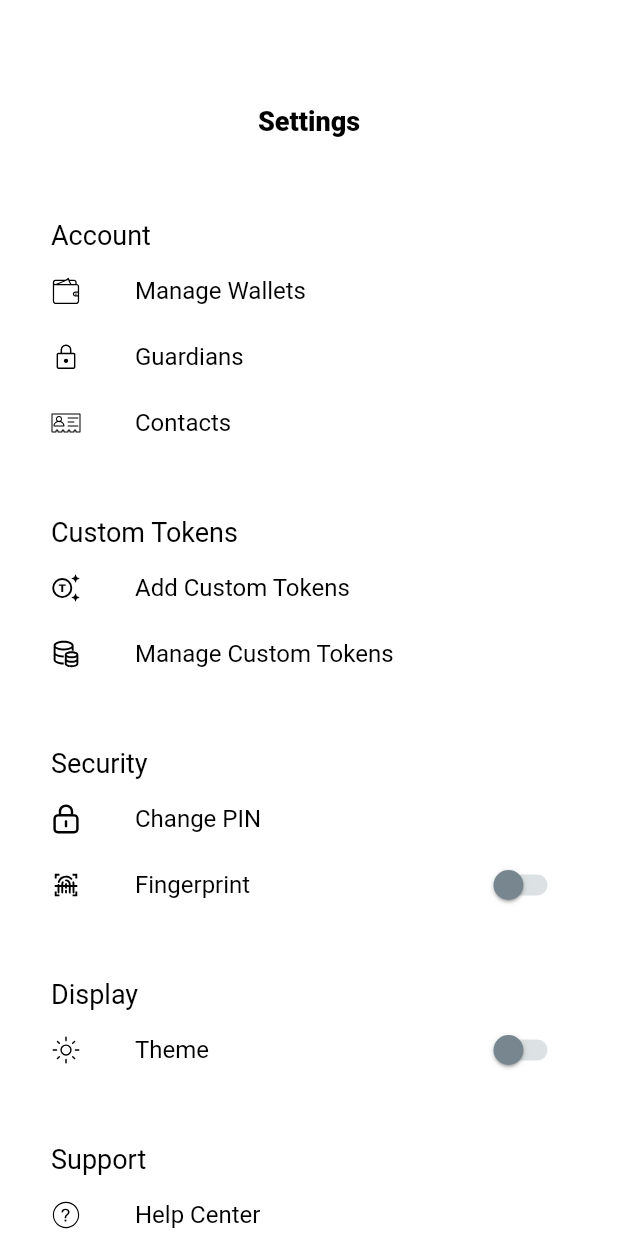
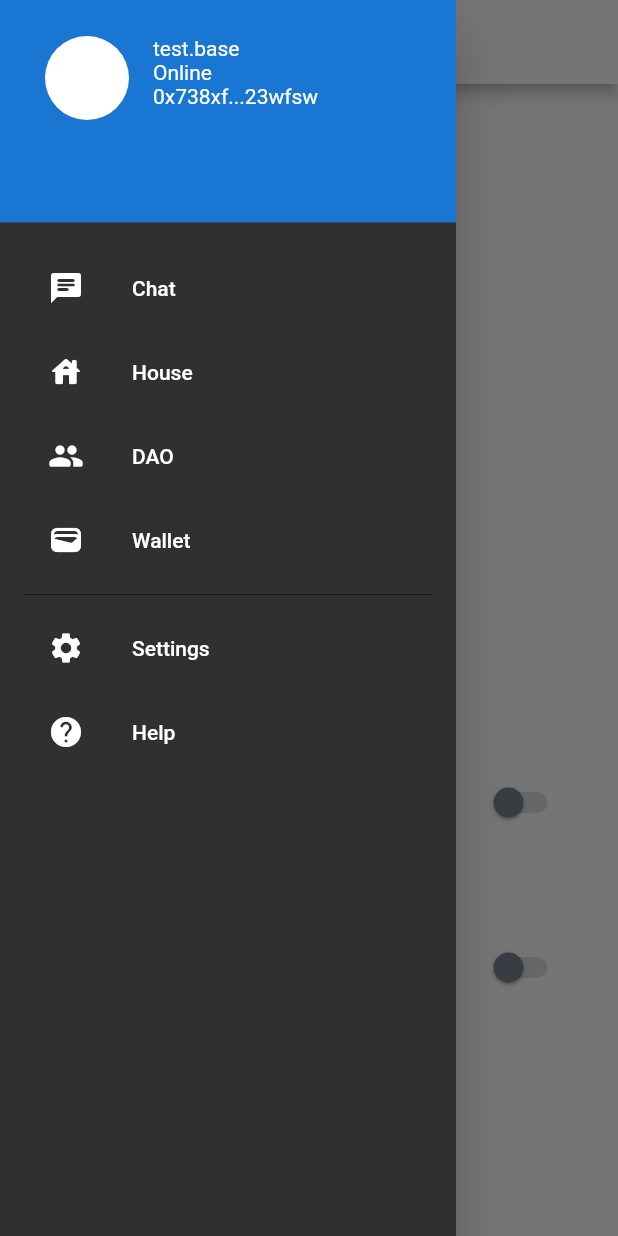
Before and after one commit to Base-Technology/Base-mobile, a Flutter app: the SettingsMain screen opened directly, with the side drawer open (before the commit the screen has no drawer), on a phone screen of 412 x 824 dp. Run offline on Flutter 3.47's test engine with Material 2 defaults, Android fonts, the phone set to English and light mode, and no system bars; our stand-ins replace flutter_svg, font_awesome_flutter, persistent_bottom_nav_bar_v2, qr_flutter; missing offline and left inert: clipboard, flutter_barcode_scanner, k_chart, sticky_grouped_list; network calls fail; Roboto replaces fonts that are missing (Karla).

Commit message:
feat: Added navigation drawer and made some changes on Swap page

```diff
--- /dev/null
+++ b/lib/Homepage/NavigationDrawer.dart
@@ -0,0 +1,107 @@
+import 'package:acy_ipay/Chat/chat_main.dart';
+import 'package:acy_ipay/Homepage/main_page.dart';
+import 'package:acy_ipay/Settings/settings_main.dart';
+import 'package:flutter/cupertino.dart';
+import 'package:flutter/material.dart';
+
+class NavigationDrawer extends StatelessWidget {
+  const NavigationDrawer({Key? key}) : super(key: key);
+
+  @override
+  Widget build(BuildContext context) {
+    Widget buildHeader(BuildContext context) => Material(
+      color: Colors.blue.shade700,
+      child: Container(
+        height: MediaQuery.of(context).size.height * 0.18,
+        padding: EdgeInsets.only(
+          left: 30,
+          top: 24 + MediaQuery.of(context).padding.top
+        ),
+        child: Row(
+          crossAxisAlignment: CrossAxisAlignment.start,
+          children: [
+            CircleAvatar(
+              radius: 28,
+              backgroundColor: Colors.white,
+            ),
+            SizedBox(width: 16),
+            Column(
+              crossAxisAlignment: CrossAxisAlignment.start,
+              children: [
+                Text('test.base'),
+                Text('Online'),
+                Text('0x738xf...23wfsw')
+              ]
+            ),
+          ],
+        ),
+      ),
+    );
+
+    Widget buildMenuItems(BuildContext context) => Container(
+      padding: EdgeInsets.all(16),
+      child: Wrap(
+          children: [
+            ListTile(
+              leading: Icon(Icons.chat_rounded),
+              title: Text('Chat'),
+              onTap: () => Navigator.of(context).pushReplacement(MaterialPageRoute(builder: (context) => const ChatMain())),
+            ),
+            ListTile(
+              leading: Icon(Icons.house_rounded),
+              title: Text('House'),
+              onTap: () {
+                Navigator.pop(context);
+                Navigator.of(context).push(MaterialPageRoute(builder: (context) => const ChatMain()));
+              },
+            ),
+            ListTile(
+              leading: Icon(Icons.people_rounded),
+              title: Text('DAO'),
+              onTap: () {
+                Navigator.pop(context);
+                Navigator.of(context).push(MaterialPageRoute(builder: (context) => const ChatMain()));
+              },
+            ),
+            ListTile(
+              leading: Icon(Icons.wallet_rounded),
+              title: Text('Wallet'),
+              onTap: () {
+                Navigator.pop(context);
+                Navigator.of(context).push(MaterialPageRoute(builder: (context) => const HomePage()));
+              },
+            ),
+            const Divider(color: Colors.black54),
+            ListTile(
+              leading: Icon(Icons.settings),
+              title: Text('Settings'),
+              onTap: () {
+                Navigator.pop(context);
+                Navigator.of(context).push(MaterialPageRoute(builder: (context) => const SettingsMain()));
+              },
+            ),
+            ListTile(
+              leading: Icon(Icons.help_rounded),
+              title: Text('Help'),
+              onTap: () {
+                Navigator.pop(context);
+                Navigator.of(context).push(MaterialPageRoute(builder: (context) => const ChatMain()));
+              },
+            ),
+          ],
+      ),
+    );
+
+    return Drawer(
+      child: SingleChildScrollView(
+        child: Column(
+          crossAxisAlignment: CrossAxisAlignment.stretch,
+          children: <Widget>[
+            buildHeader(context),
+            buildMenuItems(context),
+          ],
+        ),
+      )
+    );
+  }
+}
--- a/lib/Settings/settings_main.dart
+++ b/lib/Settings/settings_main.dart
@@ -1,3 +1,4 @@
+import 'package:acy_ipay/Homepage/NavigationDrawer.dart';
 import 'package:acy_ipay/Settings/Contact/contact_main.dart';
 import 'package:acy_ipay/Settings/display_box.dart';
 import 'package:acy_ipay/Settings/wallet_guardian.dart';
@@ -291,6 +292,12 @@ class SettingsMain extends StatelessWidget {
 
     return Scaffold(
       backgroundColor: themeProvider.isDarkMode ? Colors.black : Colors.white,
+      appBar: AppBar(
+        iconTheme: IconThemeData(color: Color(0xFF1EA838)),
+        title: Text('Settings',  style: TextStyle(color: Colors.black)),
+        backgroundColor: themeProvider.isDarkMode ? Colors.black : Colors.white,
+      ),
+      drawer: const NavigationDrawer(),
       body: SingleChildScrollView(
         child: Container(
             padding: EdgeInsets.fromLTRB(8, 25, 8, 0),
@@ -298,16 +305,6 @@ class SettingsMain extends StatelessWidget {
                 mainAxisSize: MainAxisSize.max,
                 mainAxisAlignment: MainAxisAlignment.start,
                 children: <Widget>[
-                  Row(mainAxisAlignment: MainAxisAlignment.center, children: [
-                    Padding(
-                      padding: const EdgeInsets.all(45.0),
-                      child: CustomText(
-                        'Settings',
-                        fontSize: 18,
-                        fontWeight: FontWeight.w800,
-                      ),
-                    ),
-                  ]),
                   accountBox,
                   Padding(
                     padding: const EdgeInsets.symmetric(vertical: 20),
--- a/lib/Swap/custom_radio.dart
+++ b/lib/Swap/custom_radio.dart
@@ -32,7 +32,7 @@ class MyRadioListTile<T> extends StatelessWidget {
       child: Center(
         child: CustomText(
           leading,
-            textColor: Color(0xFFF4F4F4),
+            textColor: isSelected ? Color(0xFFF4F4F4) : Colors.black54,
             fontWeight: FontWeight.w600,
             fontSize: 18,
         ),
@@ -59,7 +59,7 @@ class MyRadioListTile<T> extends StatelessWidget {
                   decoration: InputDecoration(
                     hintText: "Input",
                     hintStyle: TextStyle(
-                        color: Color(0xFFF4F4F4),
+                        color: Colors.black54,
                         fontWeight: FontWeight.w600),
                     fillColor: Colors.white,
                     contentPadding: EdgeInsets.only(top: 8),
--- a/lib/main.dart
+++ b/lib/main.dart
@@ -1,6 +1,7 @@
 import 'package:acy_ipay/Homepage/Receive/receive_main.dart';
 import 'package:acy_ipay/Homepage/Referral/referral_main.dart';
 import 'package:acy_ipay/Homepage/bottom_nav_bar.dart';
+import 'package:acy_ipay/Homepage/main_page.dart';
 import 'package:acy_ipay/Register/register_main.dart';
 import 'package:acy_ipay/Homepage/Send/send_main.dart';
 import 'package:acy_ipay/Swap/swap_main.dart';
@@ -30,7 +31,7 @@ class MyApp extends StatelessWidget {
           themeMode: ThemeMode.system,
           theme: CustomTheme.lightTheme,
           darkTheme: CustomTheme.darkTheme,
-          home: signUp ? bottomNavBar() : RegisterMain(),
+          home: signUp ? HomePage() : RegisterMain(),
           initialRoute: '/',
           routes: {
             // When navigating to the "/" route, build the FirstScreen widget.
```
Also changed, not shown: lib/Homepage/main_page.dart (+8 -1 lines), lib/Swap/ExchangeBox.dart (+9 -2 lines), lib/Swap/button_token_select.dart (+6 -1 lines).
